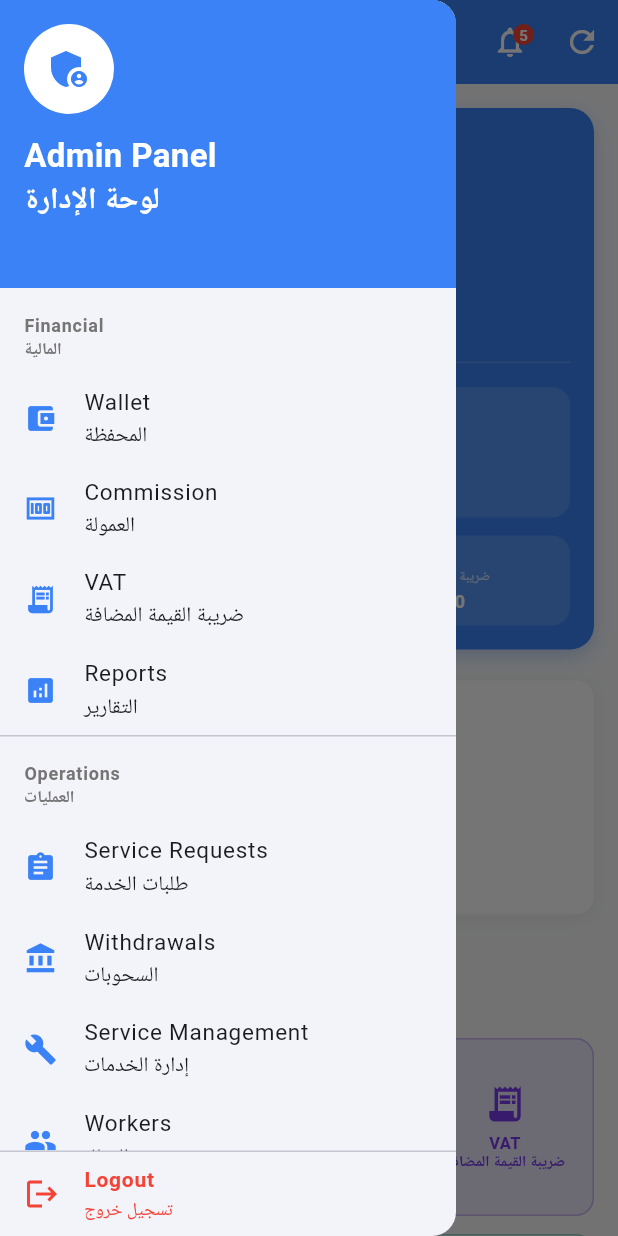
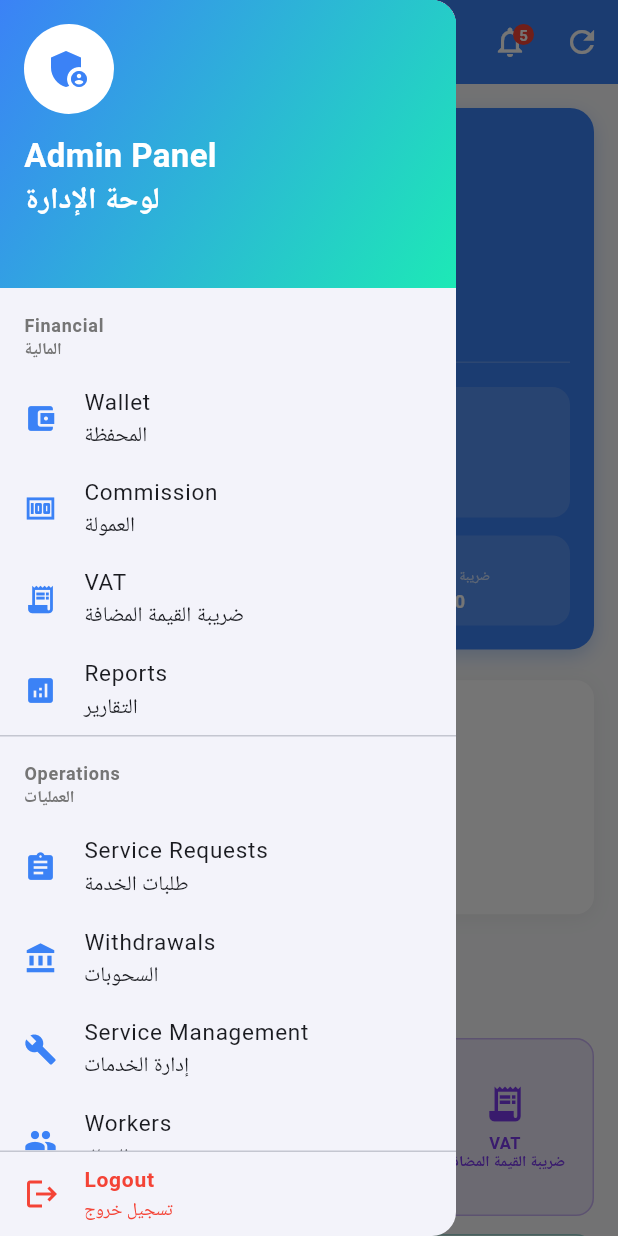
Before and after one commit to WaseeqSiddiqui/HANDYMAN_Admin_And_Worker_App, a Flutter app: the AdminDashboard screen opened directly with empty values, with the side drawer open, on a phone screen of 412 x 824 dp. Run offline on Flutter 3.47's test engine with Material 3 defaults, Android fonts, the phone set to English and light mode, and no system bars; our stand-ins replace open_filex, pdf.

```diff
--- a/lib/screens/dashboard/complete_admin_dashboard.dart
+++ b/lib/screens/dashboard/complete_admin_dashboard.dart
@@ -162,7 +162,7 @@ class AdminDashboardState extends State<AdminDashboard> {
             width: double.infinity,
             decoration: const BoxDecoration(
               gradient: LinearGradient(
-                colors: [Color(0xFF3B82F6), Color(0xFF3B82F6)], // Electric Blue to Accent Teal
+                colors: [Color(0xFF3B82F6), Color(0xFF1DE9B6)], // Electric Blue to Accent Teal
                 begin: Alignment.topLeft,
                 end: Alignment.bottomRight,
               ),
```
